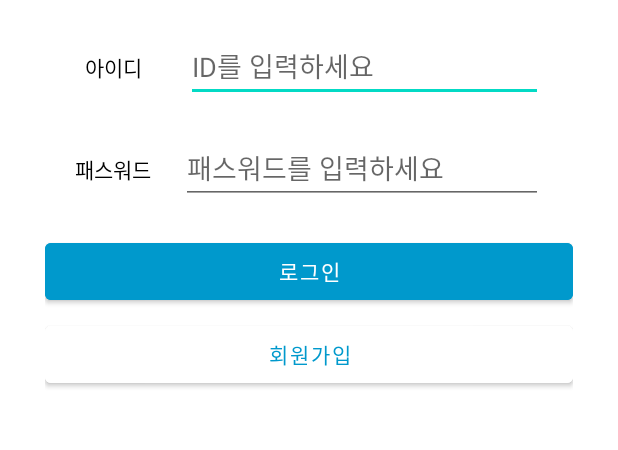
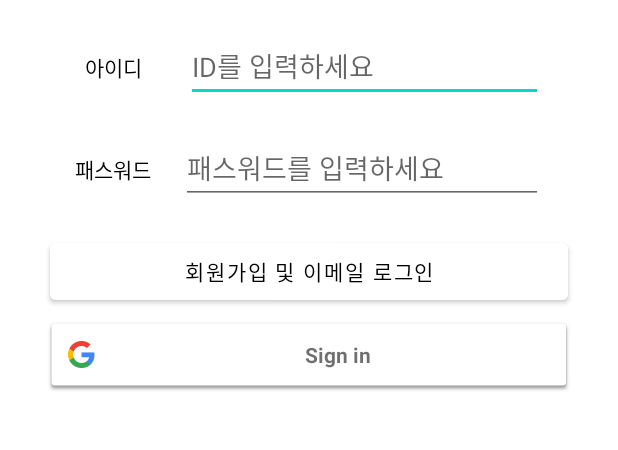
Before and after one commit to sean0712/SDS_Child, an Android app: the screen it shows after launch (MainActivity), on a phone screen of 412 x 824 dp, the part 591-1041 px from its top. Run offline under Robolectric (Android 15) with nearby library versions, the phone set to English and light mode, and no system bars.

Commit message:
국세청 기능 상세설계 발표 전 데이터 처리 / 최종 수정

```diff
--- a/app/build.gradle
+++ b/app/build.gradle
@@ -50,4 +50,5 @@ dependencies {
     // Java language implementation
     implementation "androidx.fragment:fragment:$fragment_version"//탭뷰
     implementation 'com.google.android.material:material:1.2.0-alpha01'//뷰페이져
+//    compile 'com.facebook.android:facebook-android-sdk:4.+' // 페이스북 로그인
 }
--- a/app/src/main/java/com/teamProject2/sdschild/BoardViewActivity.java
+++ b/app/src/main/java/com/teamProject2/sdschild/BoardViewActivity.java
@@ -33,7 +33,7 @@ public class BoardViewActivity extends AppCompatActivity {
 
         EditTitle = findViewById(R.id.EditTitle);
         EditContent = findViewById(R.id.EditContent);
-        String title = "국세청 - 세금 게시 (" + board.title + ")";
+        String title = board.title;
         EditTitle.setText(title);
 //        String content = "세금 게시일: " + revenue.date + "\n\n남은 세금: " + " 00 미소 \n\n" + "작성자: "+ User.name;
         String content = board.content;
--- a/app/src/main/java/com/teamProject2/sdschild/User.java
+++ b/app/src/main/java/com/teamProject2/sdschild/User.java
@@ -2,7 +2,7 @@ package com.teamProject2.sdschild;
 public class User {
     String id;
     String pw;
-    static String job = "Revenue";
+    static String job = "Wholesaler";
     static String name = "김명지";
 
     public User(){}
--- a/app/src/main/res/layout/activity_main.xml
+++ b/app/src/main/res/layout/activity_main.xml
@@ -68,17 +68,27 @@
             android:id="@+id/BtnLogin"
             android:layout_width="match_parent"
             android:layout_height="50dp"
-            android:text="로그인"
-            android:backgroundTint="@android:color/holo_blue_dark" />
+            android:text="회원가입 및 이메일 로그인"
+            android:layout_marginHorizontal="3dp"
+            android:textColor="@android:color/black"
+            android:backgroundTint="@android:color/white" />
 
         <Button
+            android:visibility="gone"
             android:id="@+id/BtnRegister"
             android:layout_width="match_parent"
             android:layout_height="50dp"
             android:layout_marginTop="5dp"
             android:backgroundTint="@android:color/white"
             android:textColor="@android:color/holo_blue_dark"
-            android:text="회원가입" />
+
+            android:text="이메일 회원가입" />
+
+        <com.google.android.gms.common.SignInButton
+            android:id="@+id/BtnRegisterGoogle"
+            android:layout_width="match_parent"
+            android:layout_height="50dp"
+            android:layout_marginTop="5dp"/>
 
     </LinearLayout>
 </LinearLayout>
--- a/app/src/main/res/layout/activity_revenue_add.xml
+++ b/app/src/main/res/layout/activity_revenue_add.xml
@@ -12,6 +12,7 @@
 
 
     <LinearLayout
+        android:visibility="gone"
         android:layout_width="match_parent"
         android:layout_height="wrap_content"
         android:orientation="horizontal">
@@ -66,7 +67,7 @@
             android:layout_height="wrap_content"
             android:layout_marginHorizontal="20dp"
             android:textColor="#000000"
-            android:text="내역" />
+            android:text="내용" />
 
         <EditText
             android:id="@+id/EditHistory"
--- a/app/src/main/res/layout/activity_revenue_edit.xml
+++ b/app/src/main/res/layout/activity_revenue_edit.xml
@@ -14,6 +14,7 @@
     <LinearLayout
         android:layout_width="match_parent"
         android:layout_height="wrap_content"
+        android:visibility="gone"
         android:orientation="horizontal">
 
         <Button
@@ -66,7 +67,7 @@
             android:layout_height="wrap_content"
             android:layout_marginHorizontal="20dp"
             android:textColor="#000000"
-            android:text="내역" />
+            android:text="내용" />
 
         <EditText
             android:id="@+id/EditHistory"
@@ -117,7 +118,6 @@
         android:layout_marginLeft="2dp"/>
 
     <Button
-        android:visibility="gone"
         android:id="@+id/BtnPost"
         android:layout_width="fill_parent"
         android:layout_height="wrap_content"
--- a/app/src/main/res/layout/activity_warehouse_add.xml
+++ b/app/src/main/res/layout/activity_warehouse_add.xml
@@ -22,7 +22,8 @@
             android:gravity="center"
             android:layout_width="320dp"
             android:layout_height="200dp"
-            android:src="@drawable/snack"/>
+            android:scaleType="fitXY"
+            android:src="@drawable/add_snack"/>
 
     </LinearLayout>
 
--- a/build.gradle
+++ b/build.gradle
@@ -4,7 +4,7 @@ buildscript {
         // Check that you have the following line (if not, add it):
         google()    // Google's Maven repository
         jcenter()
-
+//        mavenCentral() // 페이스북 로그인
     }
     dependencies {
         classpath "com.android.tools.build:gradle:4.1.0"
```
Also changed, not shown: app/src/main/java/com/teamProject2/sdschild/BoardActivity.java (+10 -1 lines), app/src/main/java/com/teamProject2/sdschild/RevenueActivity.java (+9 -1 lines), app/src/main/java/com/teamProject2/sdschild/RevenueEditActivity.java (+10 -0 lines), app/src/main/java/com/teamProject2/sdschild/RevenueRegisterActivity.java (+5 -2 lines), app/src/main/java/com/teamProject2/sdschild/SnackListAdapter.java (+31 -2 lines), app/src/main/java/com/teamProject2/sdschild/WholesalerActivity.java (+25 -0 lines), app/src/main/res/layout/activity_revenue.xml (+7 -7 lines), app/src/main/res/layout/activity_warehouse.xml (+4 -4 lines), app/src/main/res/layout/board_list_item.xml (+12 -4 lines), app/src/main/res/drawable/add_snack.png (added).
